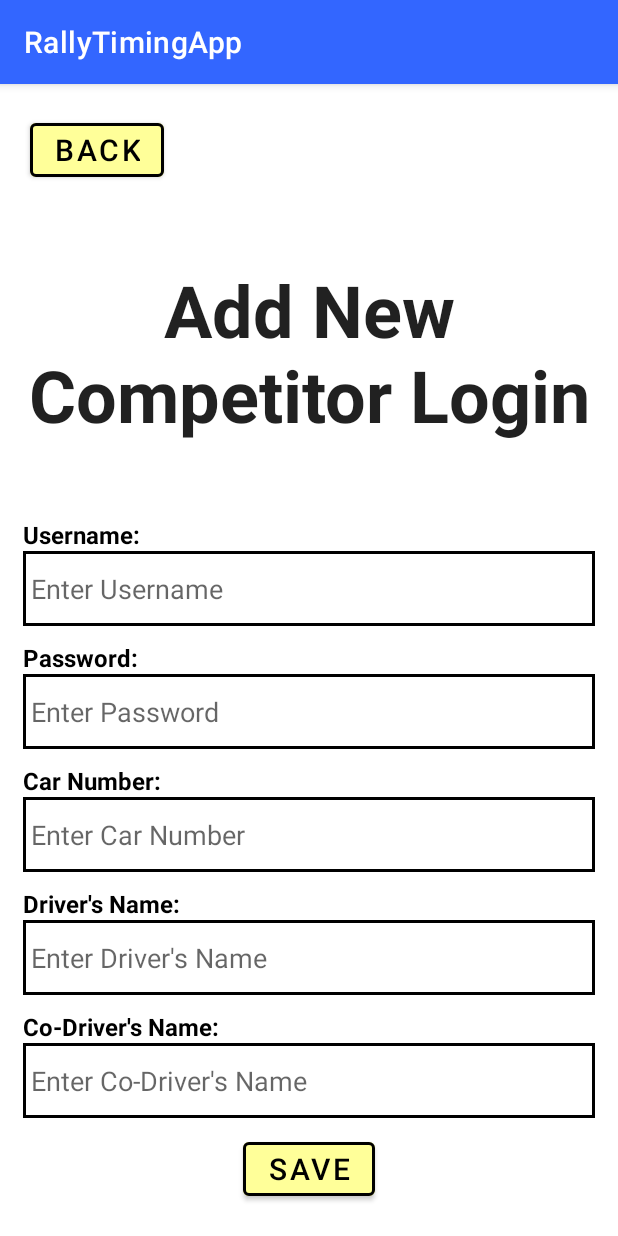
After one commit to skmann1800/Rally-Time-Card-App, an Android app: the AddCompActivity screen opened directly, with no data from a screen before it, on a phone screen of 412 x 824 dp. The commit adds this screen. Run offline under Robolectric (Android 15) with nearby library versions, the phone set to English and light mode, and no system bars.

Commit message:
Working on List of Competitor
Added code to help with adding new competitor logins and displaying them in the list.

```diff
--- /dev/null
+++ b/app/src/main/java/com/example/rallytimingapp/activities/AddCompActivity.java
@@ -0,0 +1,195 @@
+package com.example.rallytimingapp.activities;
+
+import androidx.appcompat.app.AppCompatActivity;
+
+import android.content.Context;
+import android.content.Intent;
+import android.os.Bundle;
+import android.util.DisplayMetrics;
+import android.view.Gravity;
+import android.view.LayoutInflater;
+import android.view.View;
+import android.widget.Button;
+import android.widget.EditText;
+import android.widget.PopupWindow;
+import android.widget.ScrollView;
+import android.widget.TextView;
+
+import com.example.rallytimingapp.R;
+import com.example.rallytimingapp.helpers.InputValidation;
+import com.example.rallytimingapp.model.Competitor;
+import com.example.rallytimingapp.model.Stage;
+import com.example.rallytimingapp.model.User;
+import com.example.rallytimingapp.sql.CompDatabaseHelper;
+import com.example.rallytimingapp.sql.StageDatabaseHelper;
+import com.example.rallytimingapp.sql.UserDatabaseHelper;
+import com.google.android.material.snackbar.Snackbar;
+
+public class AddCompActivity extends AppCompatActivity implements View.OnClickListener {
+    private final AppCompatActivity activity = AddCompActivity.this;
+
+    private InputValidation inputValidation;
+    private UserDatabaseHelper userDatabaseHelper;
+    private CompDatabaseHelper compDatabaseHelper;
+    private StageDatabaseHelper stageDatabaseHelper;
+
+    private User user;
+    private Competitor competitor;
+    private Stage stage;
+
+    private Button saveButton;
+
+    private ScrollView scrollView;
+
+    private PopupWindow savePopup;
+
+    private EditText usernameET;
+    private EditText passwordET;
+    private EditText carNumET;
+    private EditText driverET;
+    private EditText codriverET;
+
+    @Override
+    protected void onCreate(Bundle savedInstanceState) {
+        super.onCreate(savedInstanceState);
+        setContentView(R.layout.activity_add_comp);
+
+        initViews();
+        initObjects();
+        initListeners();
+    }
+
+    private void initViews() {
+        saveButton = findViewById(R.id.SaveNewCompButton);
+        scrollView = findViewById(R.id.AddCompScrollView);
+
+        usernameET = findViewById(R.id.AddCompUsername);
+        passwordET = findViewById(R.id.AddCompPassword);
+        carNumET = findViewById(R.id.AddCompCarNum);
+        driverET = findViewById(R.id.AddCompDriver);
+        codriverET = findViewById(R.id.AddCompCodriver);
+    }
+
+    private void initObjects() {
+        inputValidation = new InputValidation(activity);
+        userDatabaseHelper = new UserDatabaseHelper(activity);
+        compDatabaseHelper = new CompDatabaseHelper(activity);
+        stageDatabaseHelper = new StageDatabaseHelper(activity);
+        user = new User();
+        competitor = new Competitor();
+        stage = new Stage();
+    }
+
+    private void initListeners() {
+        saveButton.setOnClickListener(this);
+    }
+
+    public void back(View view) {
+        Intent intent = new Intent(this, CompListActivity.class);
+        startActivity(intent);
+    }
+
+    @Override
+    public void onClick(View view) {
+        switch (view.getId()) {
+            case R.id.SaveNewCompButton:
+                if (verifyInput()) {
+                    int compID = saveCompetitor();
+                    if (compID != -1) {
+                        saveUser(compID);
+                    }
+                    clearInputs();
+                } else {
+                    Snackbar.make(scrollView, "Please fill in all details", Snackbar.LENGTH_LONG).show();
+                }
+                break;
+        }
+    }
+
+    public int saveCompetitor() {
+        int compID = -1;
+        int carNum = Integer.valueOf(carNumET.getText().toString().trim());
+        String driver = driverET.getText().toString().trim();
+        String codriver = codriverET.getText().toString().trim();
+        if (!compDatabaseHelper.checkCompetitor(driver)) {
+            Competitor newComp = new Competitor();
+            newComp.setCarNum(carNum);
+            newComp.setDriver(driver);
+            newComp.setCodriver(codriver);
+            newComp.setStage1Id(newStage(carNum,1));
+            newComp.setStage2Id(newStage(carNum,2));
+            newComp.setStage3Id(newStage(carNum,3));
+            newComp.setStage4Id(newStage(carNum,4));
+            compDatabaseHelper.addCompetitor(competitor);
+            compID = competitor.getCompId();
+
+        } else {
+            Snackbar.make(scrollView, "Competitor already exists", Snackbar.LENGTH_LONG).show();
+        }
+        return compID;
+    }
+
+    public void saveUser(int compID) {
+        String username = usernameET.getText().toString().trim();
+        String password = passwordET.getText().toString().trim();
+        if (!userDatabaseHelper.checkUser(username) && !userDatabaseHelper.checkUser("Competitor", compID)) {
+            User newUser = new User();
+            newUser.setUsername(username);
+            newUser.setPassword(password);
+            newUser.setId(compID);
+            newUser.setRole("Competitor");
+            userDatabaseHelper.addUser(user);
+            Snackbar.make(scrollView, "Account created", Snackbar.LENGTH_LONG).show();
+
+        } else {
+            Snackbar.make(scrollView, "Account already exists", Snackbar.LENGTH_LONG).show();
+        }
+    }
+
+    private int newStage(int carNum, int stageNum) {
+        if (!stageDatabaseHelper.checkStage(carNum, stageNum)) {
+            stage.setCarNum(carNum);
+            stage.setStageNum(stageNum);
+            stage.setStartOrder(0);
+            stage.setProvStart("");
+            stage.setActualStart("");
+            stage.setFinishTime("");
+            stage.setStageTime("");
+            stage.setActualTime("");
+            stage.setDueTime("");
+            stageDatabaseHelper.addStage(stage);
+        }
+        int stageID = stageDatabaseHelper.getStageId(carNum, stageNum);
+        return stageID;
+    }
+
+    private boolean verifyInput() {
+        if (!inputValidation.isEditTextFilled(usernameET)) {
+            return false;
+        }
+        if (!inputValidation.isEditTextFilled(passwordET)) {
+            return false;
+        }
+        if (!inputValidation.isEditTextFilled(carNumET)) {
+            return false;
+        }
+
+        if (!inputValidation.isEditTextFilled(driverET)) {
+            return false;
+        }
+        if (!inputValidation.isEditTextFilled(codriverET)) {
+            return false;
+        }
+        return true;
+    }
+
+    public void clearInputs() {
+        usernameET.setText(null);
+        passwordET.setText(null);
+        carNumET.setText(null);
+        driverET.setText(null);
+        codriverET.setText(null);
+        usernameET.requestFocus();
+        usernameET.setCursorVisible(true);
+    }
+}
--- a/app/src/main/java/com/example/rallytimingapp/activities/UpdateCompActivity.java
+++ b/app/src/main/java/com/example/rallytimingapp/activities/UpdateCompActivity.java
@@ -52,8 +52,6 @@ public class UpdateCompActivity extends AppCompatActivity implements View.OnClic
     private EditText driverET;
     private EditText codriverET;
 
-    private int compID;
-
     @Override
     protected void onCreate(Bundle savedInstanceState) {
         super.onCreate(savedInstanceState);
@@ -63,7 +61,7 @@ public class UpdateCompActivity extends AppCompatActivity implements View.OnClic
         initObjects();
         initListeners();
 
-        compID = getIntent().getIntExtra("COMP_ID", 0);
+        int compID = getIntent().getIntExtra("COMP_ID", 0);
         competitor = compDatabaseHelper.getCompetitorByID(compID);
         user = userDatabaseHelper.getUserByRoleID("Competitor", compID);
         usernameET.setText(user.getUsername());
--- /dev/null
+++ b/app/src/main/res/layout/activity_add_comp.xml
@@ -0,0 +1,186 @@
+<?xml version="1.0" encoding="utf-8"?>
+<androidx.constraintlayout.widget.ConstraintLayout xmlns:android="http://schemas.android.com/apk/res/android"
+    xmlns:app="http://schemas.android.com/apk/res-auto"
+    xmlns:tools="http://schemas.android.com/tools"
+    android:layout_width="match_parent"
+    android:layout_height="match_parent"
+    tools:context=".activities.AddCompActivity">
+
+    <ScrollView
+        android:id="@+id/AddCompScrollView"
+        android:layout_width="match_parent"
+        android:layout_height="match_parent">
+
+        <LinearLayout
+            android:layout_width="match_parent"
+            android:layout_height="wrap_content"
+            android:orientation="vertical">
+
+            <Button
+                android:id="@+id/AddCompBackButton"
+                android:layout_width="wrap_content"
+                android:layout_height="wrap_content"
+                android:layout_gravity="left"
+                android:layout_marginLeft="20dp"
+                android:layout_marginTop="20dp"
+                android:backgroundTint="@color/yellow"
+                android:onClick="back"
+                android:text="BACK"
+                android:textColor="@color/black"
+                android:textSize="20sp"
+                app:strokeColor="@color/black"
+                app:strokeWidth="2dp" />
+
+            <TextView
+                android:id="@+id/AddCompDisplay"
+                android:layout_width="match_parent"
+                android:layout_height="wrap_content"
+                android:layout_marginTop="50dp"
+                android:layout_marginBottom="50dp"
+                android:text="Add New Competitor Login"
+                android:textAlignment="center"
+                android:textAppearance="@style/TextAppearance.AppCompat.Large"
+                android:textSize="48sp"
+                android:textStyle="bold" />
+
+            <TextView
+                android:id="@+id/textView2"
+                android:layout_width="match_parent"
+                android:layout_height="wrap_content"
+                android:layout_marginLeft="15dp"
+                android:layout_marginRight="15dp"
+                android:text="Username:"
+                android:textColor="@color/black"
+                android:textSize="16sp"
+                android:textStyle="bold" />
+
+            <EditText
+                android:id="@+id/AddCompUsername"
+                android:layout_width="match_parent"
+                android:layout_height="50dp"
+                android:layout_gravity="center_horizontal"
+                android:layout_marginLeft="15dp"
+                android:layout_marginRight="15dp"
+                android:layout_marginBottom="10dp"
+                android:background="@drawable/border"
+                android:ems="10"
+                android:hint="Enter Username"
+                android:inputType="text"
+                android:paddingLeft="5dp" />
+
+            <TextView
+                android:id="@+id/textView3"
+                android:layout_width="match_parent"
+                android:layout_height="wrap_content"
+                android:layout_marginLeft="15dp"
+                android:layout_marginRight="15dp"
+                android:text="Password:"
+                android:textColor="@color/black"
+                android:textSize="16sp"
+                android:textStyle="bold" />
+
+            <EditText
+                android:id="@+id/AddCompPassword"
+                android:layout_width="match_parent"
+                android:layout_height="50dp"
+                android:layout_gravity="center_horizontal"
+                android:layout_marginLeft="15dp"
+                android:layout_marginRight="15dp"
+                android:layout_marginBottom="10dp"
+                android:background="@drawable/border"
+                android:ems="10"
+                android:hint="Enter Password"
+                android:inputType="text"
+                android:paddingLeft="5dp" />
+
+            <TextView
+                android:id="@+id/textView4"
+                android:layout_width="match_parent"
+                android:layout_height="wrap_content"
+                android:layout_marginLeft="15dp"
+                android:layout_marginRight="15dp"
+                android:text="Car Number:"
+                android:textColor="@color/black"
+                android:textSize="16sp"
+                android:textStyle="bold" />
+
+            <EditText
+                android:id="@+id/AddCompCarNum"
+                android:layout_width="match_parent"
+                android:layout_height="50dp"
+                android:layout_gravity="center_horizontal"
+                android:layout_marginLeft="15dp"
+                android:layout_marginRight="15dp"
+                android:layout_marginBottom="10dp"
+                android:background="@drawable/border"
+                android:ems="10"
+                android:hint="Enter Car Number"
+                android:inputType="number"
+                android:paddingLeft="5dp" />
+
+            <TextView
+                android:id="@+id/textView5"
+                android:layout_width="match_parent"
+                android:layout_height="wrap_content"
+                android:layout_marginLeft="15dp"
+                android:layout_marginRight="15dp"
+                android:text="Driver's Name:"
+                android:textColor="@color/black"
+                android:textSize="16sp"
+                android:textStyle="bold" />
+
+            <EditText
+                android:id="@+id/AddCompDriver"
+                android:layout_width="match_parent"
+                android:layout_height="50dp"
+                android:layout_gravity="center_horizontal"
+                android:layout_marginLeft="15dp"
+                android:layout_marginRight="15dp"
+                android:layout_marginBottom="10dp"
+                android:background="@drawable/border"
+                android:ems="10"
+                android:hint="Enter Driver's Name"
+                android:inputType="text"
+                android:paddingLeft="5dp" />
+
+            <TextView
+                android:id="@+id/textView6"
+                android:layout_width="match_parent"
+                android:layout_height="wrap_content"
+                android:layout_marginLeft="15dp"
+                android:layout_marginRight="15dp"
+                android:text="Co-Driver's Name:"
+                android:textColor="@color/black"
+                android:textSize="16sp"
+                android:textStyle="bold" />
+
+            <EditText
+                android:id="@+id/AddCompCodriver"
+                android:layout_width="match_parent"
+                android:layout_height="50dp"
+                android:layout_gravity="center_horizontal"
+                android:layout_marginLeft="15dp"
+                android:layout_marginRight="15dp"
+                android:layout_marginBottom="10dp"
+                android:background="@drawable/border"
+                android:ems="10"
+                android:hint="Enter Co-Driver's Name"
+                android:inputType="text"
+                android:paddingLeft="5dp" />
+
+            <Button
+                android:id="@+id/SaveNewCompButton"
+                android:layout_width="wrap_content"
+                android:layout_height="wrap_content"
+                android:layout_gravity="center_horizontal"
+                android:layout_weight="1"
+                android:backgroundTint="@color/yellow"
+                android:text="SAVE"
+                android:textColor="@color/black"
+                android:textSize="20sp"
+                app:strokeColor="@color/black"
+                app:strokeWidth="2dp" />
+
+        </LinearLayout>
+    </ScrollView>
+</androidx.constraintlayout.widget.ConstraintLayout>
--- a/app/src/main/res/layout/activity_comp_list.xml
+++ b/app/src/main/res/layout/activity_comp_list.xml
@@ -52,6 +52,7 @@
         android:layout_marginTop="5dp"
         android:layout_marginEnd="5dp"
         android:layout_marginBottom="5dp"
+        android:onClick="addNew"
         android:text="Add new Competitor Account"
         android:textSize="16sp" />
 </RelativeLayout>
```
Also changed, not shown: app/src/main/AndroidManifest.xml (+7 -1 lines), app/src/main/java/com/example/rallytimingapp/activities/CompListActivity.java (+21 -12 lines), app/src/main/java/com/example/rallytimingapp/activities/FinishListActivity.java (added, +16 -0 lines), app/src/main/java/com/example/rallytimingapp/adapters/CompCursorAdapter.java (added, +37 -0 lines), app/src/main/java/com/example/rallytimingapp/sql/CompDatabaseHelper.java (+23 -2 lines), app/src/main/res/layout/activity_finish_list.xml (added, +9 -0 lines), app/src/main/res/layout/item_competitor.xml (added, +19 -0 lines).
